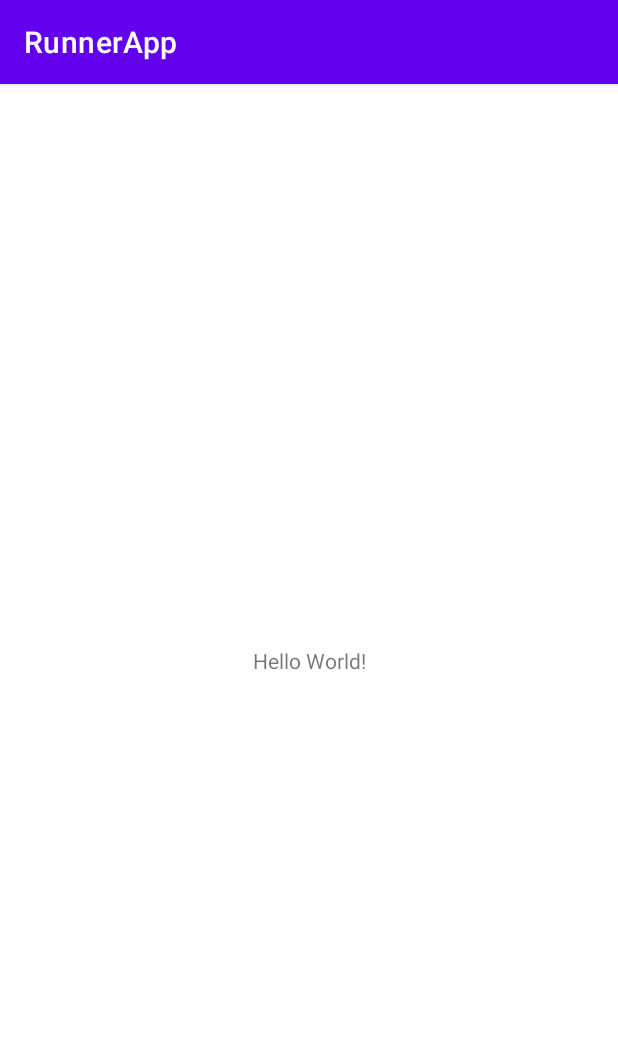
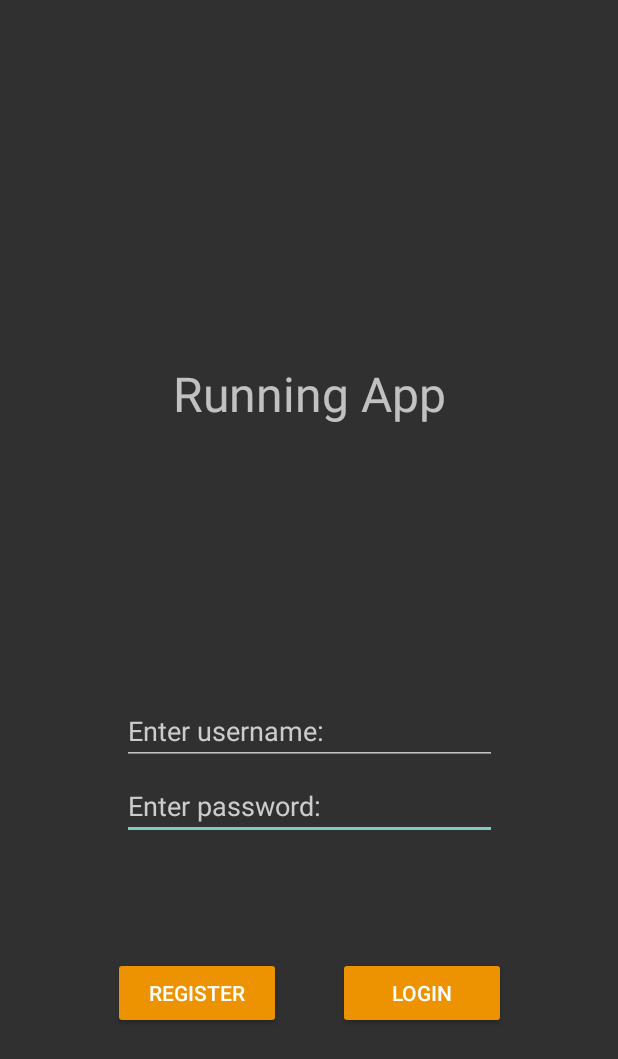
Before and after one commit to Qazen/RunnerApp, an Android app: the screen it shows after launch (MainActivity), on a phone screen of 412 x 824 dp. Shown: the top 1059 px of the screen. Run offline under Robolectric (Android 15) with nearby library versions, the phone set to English and light mode, and no system bars.

```diff
--- a/app/build.gradle
+++ b/app/build.gradle
@@ -25,6 +25,9 @@ android {
         sourceCompatibility JavaVersion.VERSION_1_8
         targetCompatibility JavaVersion.VERSION_1_8
     }
+    buildFeatures {
+        viewBinding true
+    }
 }
 
 dependencies {
@@ -32,6 +35,7 @@ dependencies {
     implementation 'androidx.appcompat:appcompat:1.4.1'
     implementation 'com.google.android.material:material:1.5.0'
     implementation 'androidx.constraintlayout:constraintlayout:2.1.3'
+    implementation 'com.google.android.gms:play-services-maps:18.0.2'
     testImplementation 'junit:junit:4.+'
     androidTestImplementation 'androidx.test.ext:junit:1.1.3'
     androidTestImplementation 'androidx.test.espresso:espresso-core:3.4.0'
--- a/app/src/main/java/com/example/runnerapp/MainActivity.java
+++ b/app/src/main/java/com/example/runnerapp/MainActivity.java
@@ -2,7 +2,10 @@ package com.example.runnerapp;
 
 import androidx.appcompat.app.AppCompatActivity;
 
+import android.content.Intent;
 import android.os.Bundle;
+import android.util.Log;
+import android.view.View;
 
 public class MainActivity extends AppCompatActivity {
 
@@ -11,4 +14,11 @@ public class MainActivity extends AppCompatActivity {
         super.onCreate(savedInstanceState);
         setContentView(R.layout.activity_main);
     }
+
+    public void loginButton(View view)
+    {
+        Log.d("MainActivity", "login button clicked");
+        Intent intent = new Intent(this, MapsActivity.class);
+        startActivity(intent);
+    }
 }
--- a/app/src/main/res/layout/activity_main.xml
+++ b/app/src/main/res/layout/activity_main.xml
@@ -9,10 +9,80 @@
     <TextView
         android:layout_width="wrap_content"
         android:layout_height="wrap_content"
-        android:text="Hello World!"
+        android:layout_marginBottom="300dp"
+        android:layout_marginLeft="0dp"
+        android:textSize="32dp"
+        android:text="Running App"
         app:layout_constraintBottom_toBottomOf="parent"
         app:layout_constraintLeft_toLeftOf="parent"
         app:layout_constraintRight_toRightOf="parent"
-        app:layout_constraintTop_toTopOf="parent" />
+        app:layout_constraintTop_toTopOf="parent"
+        />
+
+    <EditText
+        android:id="@+id/editTextUsername"
+        android:layout_width="wrap_content"
+        android:layout_height="wrap_content"
+        android:layout_marginBottom="-150dp"
+        android:textColorHighlight = "#ed9200"
+        android:textColorHint = "#CCCCCC"
+        android:width="250dp"
+        android:hint="Enter username:"
+        android:inputType="textPersonName"
+        app:layout_constraintBottom_toBottomOf="parent"
+        app:layout_constraintLeft_toLeftOf="parent"
+        app:layout_constraintRight_toRightOf="parent"
+        app:layout_constraintTop_toTopOf="parent">
+        <requestFocus />
+    </EditText>
+
+    <EditText
+        android:id="@+id/editTextPassword"
+        android:layout_width="wrap_content"
+        android:layout_height="wrap_content"
+        android:layout_marginBottom="-250dp"
+        android:textColorHighlight = "#ed9200"
+        android:textColorHint = "#CCCCCC"
+        android:width="250dp"
+        android:hint="Enter password:"
+        android:inputType="textPassword"
+        app:layout_constraintBottom_toBottomOf="parent"
+        app:layout_constraintLeft_toLeftOf="parent"
+        app:layout_constraintRight_toRightOf="parent"
+        app:layout_constraintTop_toTopOf="parent">
+        <requestFocus />
+    </EditText>
+
+    <Button
+        android:id = "@+id/buttonRegister"
+        android:layout_width = "wrap_content"
+        android:layout_height = "wrap_content"
+        android:layout_marginBottom="-500dp"
+        android:layout_marginLeft="-150dp"
+        android:ems="7"
+        android:onClick = "registerButton"
+        android:text = "Register"
+        android:backgroundTint="#ed9200"
+        app:layout_constraintBottom_toBottomOf="parent"
+        app:layout_constraintLeft_toLeftOf="parent"
+        app:layout_constraintRight_toRightOf="parent"
+        app:layout_constraintTop_toTopOf="parent"
+        />
+
+    <Button
+        android:id = "@+id/buttonLogin"
+        android:layout_width = "wrap_content"
+        android:layout_height = "wrap_content"
+        android:layout_marginBottom="-500dp"
+        android:layout_marginLeft="150dp"
+        android:ems="7"
+        android:onClick = "loginButton"
+        android:text = "Login"
+        android:backgroundTint="#ed9200"
+        app:layout_constraintBottom_toBottomOf="parent"
+        app:layout_constraintLeft_toLeftOf="parent"
+        app:layout_constraintRight_toRightOf="parent"
+        app:layout_constraintTop_toTopOf="parent"
+        />
 
 </androidx.constraintlayout.widget.ConstraintLayout>
--- a/app/src/main/res/values-night/themes.xml
+++ b/app/src/main/res/values-night/themes.xml
@@ -1,16 +1,17 @@
 <resources xmlns:tools="http://schemas.android.com/tools">
     <!-- Base application theme. -->
-    <style name="Theme.RunnerApp" parent="Theme.MaterialComponents.DayNight.DarkActionBar">
+    <style name="Theme.RunnerApp" parent="Theme.AppCompat.NoActionBar">
         <!-- Primary brand color. -->
-        <item name="colorPrimary">@color/purple_200</item>
-        <item name="colorPrimaryVariant">@color/purple_700</item>
+        <item name="colorPrimary">@color/black</item>
+        <item name="colorPrimaryVariant">@color/black</item>
         <item name="colorOnPrimary">@color/black</item>
         <!-- Secondary brand color. -->
-        <item name="colorSecondary">@color/teal_200</item>
-        <item name="colorSecondaryVariant">@color/teal_200</item>
+        <item name="colorSecondary">@color/black</item>
+        <item name="colorSecondaryVariant">@color/black</item>
         <item name="colorOnSecondary">@color/black</item>
         <!-- Status bar color. -->
         <item name="android:statusBarColor" tools:targetApi="l">?attr/colorPrimaryVariant</item>
         <!-- Customize your theme here. -->
+        <item name="android:windowFullscreen">true</item>
     </style>
 </resources>
--- a/app/src/main/res/values/strings.xml
+++ b/app/src/main/res/values/strings.xml
@@ -1,3 +1,4 @@
 <resources>
     <string name="app_name">RunnerApp</string>
+    <string name="title_activity_maps">MapsActivity</string>
 </resources>
--- a/app/src/main/res/values/themes.xml
+++ b/app/src/main/res/values/themes.xml
@@ -1,16 +1,17 @@
 <resources xmlns:tools="http://schemas.android.com/tools">
     <!-- Base application theme. -->
-    <style name="Theme.RunnerApp" parent="Theme.MaterialComponents.DayNight.DarkActionBar">
+    <style name="Theme.RunnerApp" parent="Theme.AppCompat.NoActionBar">
         <!-- Primary brand color. -->
-        <item name="colorPrimary">@color/purple_500</item>
-        <item name="colorPrimaryVariant">@color/purple_700</item>
-        <item name="colorOnPrimary">@color/white</item>
+        <item name="colorPrimary">@color/black</item>
+        <item name="colorPrimaryVariant">@color/black</item>
+        <item name="colorOnPrimary">@color/black</item>
         <!-- Secondary brand color. -->
-        <item name="colorSecondary">@color/teal_200</item>
-        <item name="colorSecondaryVariant">@color/teal_700</item>
+        <item name="colorSecondary">@color/black</item>
+        <item name="colorSecondaryVariant">@color/black</item>
         <item name="colorOnSecondary">@color/black</item>
         <!-- Status bar color. -->
         <item name="android:statusBarColor" tools:targetApi="l">?attr/colorPrimaryVariant</item>
         <!-- Customize your theme here. -->
+        <item name="android:windowFullscreen">true</item>
     </style>
 </resources>
```
Also changed, not shown: app/src/debug/res/values/google_maps_api.xml (added, +24 -0 lines), app/src/main/AndroidManifest.xml (+27 -0 lines), app/src/main/java/com/example/runnerapp/MainInterface.java (added, +14 -0 lines), app/src/main/java/com/example/runnerapp/MapsActivity.java (added, +51 -0 lines), app/src/main/res/layout/activity_main_interface.xml (added, +9 -0 lines), app/src/main/res/layout/activity_maps.xml (added, +9 -0 lines), 1 other file.
